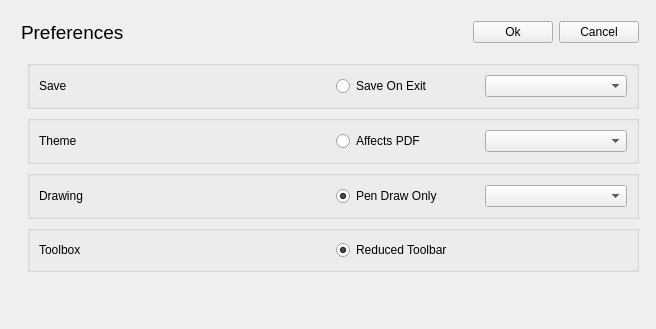
First picture: the form in src/main/python/ui/preferences_gui.ui, repository stroblme/UNote, before the edit.
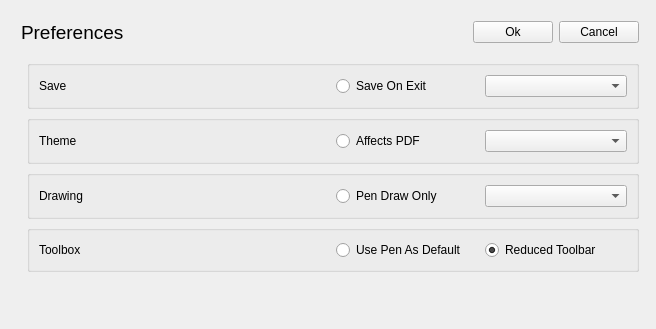
Second picture: the form after the edit.

Commit message: ui and thread safe queue empty

Patch:
```diff
--- a/src/main/python/ui/preferences_gui.ui
+++ b/src/main/python/ui/preferences_gui.ui
@@ -193,7 +193,7 @@
                  <string>Pen Draw Only</string>
                 </property>
                 <property name="checked">
-                 <bool>true</bool>
+                 <bool>false</bool>
                 </property>
                </widget>
               </item>
@@ -223,6 +223,19 @@
             </item>
             <item>
              <layout class="QHBoxLayout" name="horizontalLayout_9">
+              <item>
+               <widget class="QRadioButton" name="radioButtonUsePenAsDefault">
+                <property name="toolTip">
+                 <string>Show only relevant tools. E.g. in tablet mode, a Text Box is not relevant.</string>
+                </property>
+                <property name="text">
+                 <string>Use Pen As Default</string>
+                </property>
+                <property name="checked">
+                 <bool>true</bool>
+                </property>
+               </widget>
+              </item>
               <item>
                <widget class="QRadioButton" name="radioButtonToolboxFollowsEdit">
                 <property name="toolTip">
```
The commit also changes 1 other file.
